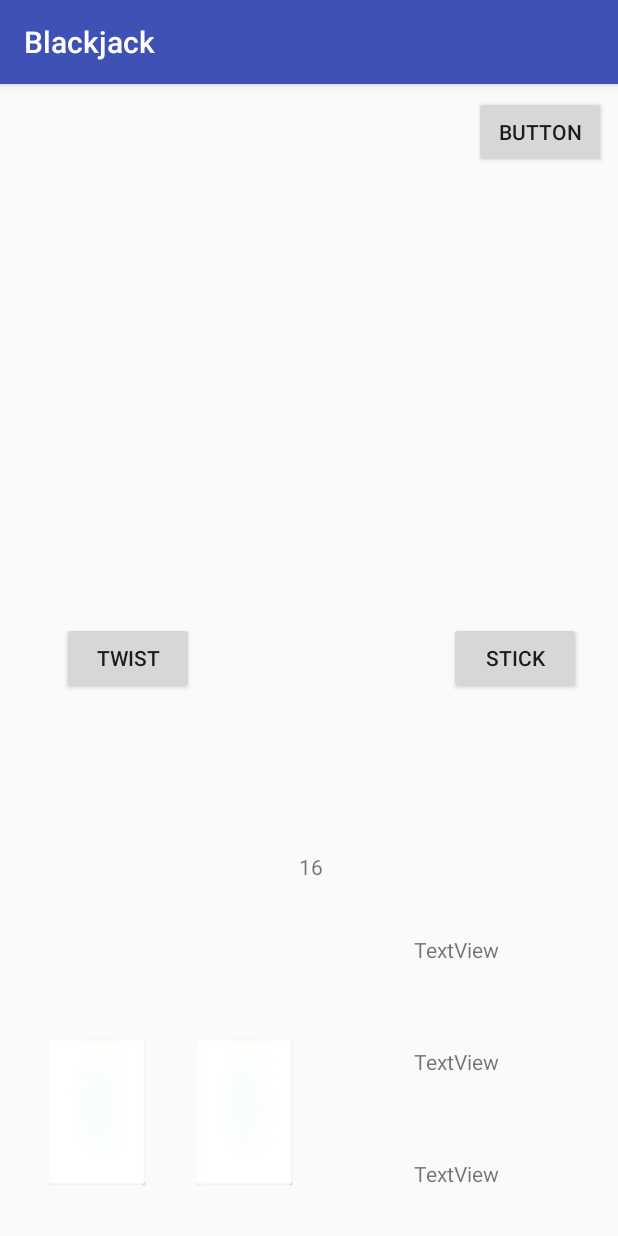
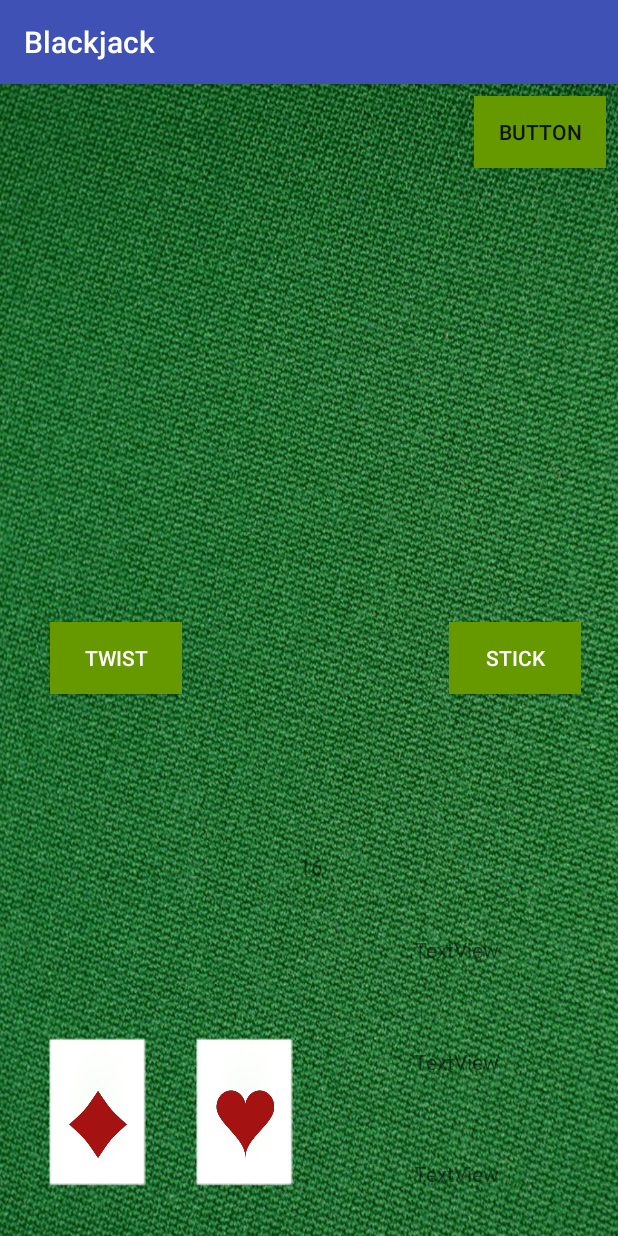
Before and after one commit to robbbowes/Java_Android_Blackjack, an Android app: the screen it shows after launch (BlackjackLauncherActivity), after a tap on "BUTTON", on a phone screen of 412 x 824 dp. Run offline under Robolectric (Android 15) with nearby library versions, the phone set to English and light mode, and no system bars; 2 other taps on this screen came first.

Commit message:
ImageViews populated by player hand

```diff
--- a/app/src/main/java/com/example/user/blackjack/BlackjackLauncherActivity.java
+++ b/app/src/main/java/com/example/user/blackjack/BlackjackLauncherActivity.java
@@ -8,6 +8,7 @@ import android.util.Log;
 import android.view.View;
 import android.widget.Button;
 import android.widget.EditText;
+import android.widget.ImageView;
 import android.widget.TextView;
 import android.widget.Toast;
 
@@ -22,38 +23,70 @@ public class BlackjackLauncherActivity extends AppCompatActivity {
     TextView playerScore;
     TextView winnerDisplay;
     TextView dealerScore;
-
-
+    ImageView firstSuitImage;
+    ImageView secondSuitImage;
 
     @Override
     protected void onCreate(Bundle savedInstanceState) {
         super.onCreate(savedInstanceState);
         setContentView(R.layout.activity_blackjack_launcher);
 
+//        SET UP GAME
+
         blackjackGame = new BlackjackGame();
         blackjackGame.dealToBoth();
+
+//        CREATE AND ADD PICS TO FIRST AND SECOND CARDS BASED ON WHAT PLAYER HAS IN HAND
+
+        firstSuitImage = (ImageView) findViewById(R.id.first_suit_image);
+        String firstCardSuit = blackjackGame.player.getHand().get(0).getSuitString();
+        int firstCardSuitId = getResources().getIdentifier(firstCardSuit, "drawable", getPackageName());
+        firstSuitImage.setImageResource(firstCardSuitId);
+
+
+        secondSuitImage = (ImageView) findViewById(R.id.second_suit_image);
+        String secondCardSuit = blackjackGame.player.getHand().get(1).getSuitString();
+        int secondCardSuitId = getResources().getIdentifier(secondCardSuit, "drawable", getPackageName());
+        secondSuitImage.setImageResource(secondCardSuitId);
+
+//        CREATE BOX FOR PLAYER SCORE
+
         String currentPlayerScore = "" + blackjackGame.player.getHandWorth();
 
         String dealerFirstCard = blackjackGame.dealerPlayer.getHand().get(0).getValue().toString();
         String dealerSecondCard = blackjackGame.dealerPlayer.getHand().get(1).getValue().toString();
+        playerScore = (TextView) findViewById((R.id.player_score));
+        playerScore.setText(currentPlayerScore);
 
         Log.d("Dealer first card: ", dealerFirstCard);
         Log.d("Dealer second card: ", dealerSecondCard);
+
+
+//        CREATE BUTTONS FOR STICK AND TWIST AS WELL AS
 
         twist_button = (Button) findViewById(R.id.twist_button);
         stick_button = (Button) findViewById(R.id.stick_button);
         third_card = (TextView) findViewById(R.id.third_card);
         winnerDisplay = (TextView) findViewById(R.id.winner_display);
-
-        playerScore = (TextView) findViewById((R.id.player_score));
-        playerScore.setText(currentPlayerScore);
+    }
 
 
-    }
 
     public void onClickNewGame(View button) {
         blackjackGame = new BlackjackGame();
         blackjackGame.dealToBoth();
+
+//        REDRAW FIRST AND SECOND CARDS BASED ON NEW CARDS
+
+        String firstCardSuit = blackjackGame.player.getHand().get(0).getSuitString();
+        int firstCardSuitId = getResources().getIdentifier(firstCardSuit, "drawable", getPackageName());
+        firstSuitImage.setImageResource(firstCardSuitId);
+
+        String secondCardSuit = blackjackGame.player.getHand().get(1).getSuitString();
+        int secondCardSuitId = getResources().getIdentifier(secondCardSuit, "drawable", getPackageName());
+        secondSuitImage.setImageResource(secondCardSuitId);
+
+
         String currentPlayerScore = "" + blackjackGame.player.getHandWorth();
 
         String dealerFirstCard = blackjackGame.dealerPlayer.getHand().get(0).getValue().toString();
@@ -67,7 +100,6 @@ public class BlackjackLauncherActivity extends AppCompatActivity {
         playerScore = (TextView) findViewById(R.id.player_score);
         playerScore.setText(newPlayerScore);
 
-//        Clears the dealer and winner textviews
         dealerScore = (TextView) findViewById(R.id.dealer_score);
         dealerScore.setText("");
         winnerDisplay = (TextView) findViewById(R.id.winner_display);
@@ -104,19 +136,11 @@ public class BlackjackLauncherActivity extends AppCompatActivity {
 
     public void onClickStick(View button) {
 
-
         String whoWon = blackjackGame.decideWinnerString();
-
-//        String whoWonString = whoWon.getName();
         winnerDisplay = (TextView) findViewById(R.id.winner_display);
         winnerDisplay.setText(whoWon);
 
         Log.i("Test", "Stick button clicked");
-
-//        Player winnerWinnerChickenDinner = blackjackGame.decideWinner();
-
-//        Card cardDealtToDealer = blackjackGame.dealACardToDealerPlayer();
-
         Log.i("Dealer first card", blackjackGame.dealerPlayer.getHand().get(0).getValue().toString());
         Log.i("Dealer second card", blackjackGame.dealerPlayer.getHand().get(1).getValue().toString());
         Log.i("Dealer hand size:", "" + blackjackGame.dealerPlayer.getHand().size());
@@ -150,4 +174,10 @@ public class BlackjackLauncherActivity extends AppCompatActivity {
 
 
 
+
+
+
+
+
+
 }
--- a/app/src/main/java/com/example/user/blackjack/Card.java
+++ b/app/src/main/java/com/example/user/blackjack/Card.java
@@ -24,4 +24,12 @@ public class Card {
     int getValueRanking() {
         return value.ordinal() + 1;
     }
+
+    String getSuitString() {
+        return suit.toString().toLowerCase();
+    }
+
+    String getValueString() {
+        return value.toString().toLowerCase();
+    }
 }
--- a/app/src/main/res/layout/activity_blackjack_launcher.xml
+++ b/app/src/main/res/layout/activity_blackjack_launcher.xml
@@ -4,7 +4,7 @@
     xmlns:tools="http://schemas.android.com/tools"
     android:layout_width="match_parent"
     android:layout_height="match_parent"
-    android:color="#f0000000"
+    android:background="@drawable/backgroundcolour"
     tools:context="com.example.user.blackjack.BlackjackLauncherActivity">
 
     <ImageView
@@ -29,16 +29,18 @@
 
     <Button
         android:id="@+id/twist_button"
+        style="@style/Widget.AppCompat.Button.Colored"
         android:layout_width="wrap_content"
         android:layout_height="wrap_content"
         android:layout_marginBottom="8dp"
         android:layout_marginLeft="16dp"
         android:layout_marginRight="8dp"
         android:layout_marginTop="8dp"
+        android:background="@android:color/holo_green_dark"
         android:onClick="onClickTwist"
         android:text="@string/twist_button"
         app:layout_constraintBottom_toBottomOf="parent"
-        app:layout_constraintHorizontal_bias="0.085"
+        app:layout_constraintHorizontal_bias="0.058"
         app:layout_constraintLeft_toLeftOf="parent"
         app:layout_constraintRight_toRightOf="parent"
         app:layout_constraintTop_toTopOf="parent"
@@ -46,12 +48,14 @@
 
     <Button
         android:id="@+id/stick_button"
+        style="@style/Widget.AppCompat.Button.Colored"
         android:layout_width="wrap_content"
         android:layout_height="wrap_content"
         android:layout_marginBottom="8dp"
         android:layout_marginLeft="8dp"
         android:layout_marginRight="16dp"
         android:layout_marginTop="8dp"
+        android:background="@android:color/holo_green_dark"
         android:onClick="onClickStick"
         android:text="@string/stick_button"
         app:layout_constraintBottom_toBottomOf="parent"
@@ -137,6 +141,7 @@
         android:layout_height="wrap_content"
         android:layout_marginRight="8dp"
         android:layout_marginTop="8dp"
+        android:background="@android:color/holo_green_dark"
         android:onClick="onClickNewGame"
         android:text="Button"
         app:layout_constraintRight_toRightOf="parent"
@@ -155,4 +160,32 @@
         app:layout_constraintLeft_toLeftOf="parent"
         app:layout_constraintRight_toRightOf="parent"
         app:layout_constraintTop_toTopOf="parent" />
+
+    <ImageView
+        android:id="@+id/first_suit_image"
+        android:layout_width="44dp"
+        android:layout_height="47dp"
+        android:layout_marginBottom="8dp"
+        android:layout_marginLeft="8dp"
+        android:layout_marginRight="8dp"
+        android:layout_marginTop="8dp"
+        app:layout_constraintBottom_toBottomOf="@+id/first_card"
+        app:layout_constraintLeft_toLeftOf="@+id/first_card"
+        app:layout_constraintRight_toRightOf="@+id/first_card"
+        app:layout_constraintTop_toTopOf="@+id/first_card"
+        app:layout_constraintVertical_bias="0.7" />
+
+    <ImageView
+        android:id="@+id/second_suit_image"
+        android:layout_width="44dp"
+        android:layout_height="47dp"
+        android:layout_marginBottom="8dp"
+        android:layout_marginLeft="8dp"
+        android:layout_marginRight="8dp"
+        android:layout_marginTop="8dp"
+        app:layout_constraintBottom_toBottomOf="@+id/second_card"
+        app:layout_constraintLeft_toLeftOf="@+id/second_card"
+        app:layout_constraintRight_toRightOf="@+id/second_card"
+        app:layout_constraintTop_toTopOf="@+id/second_card"
+        app:layout_constraintVertical_bias="0.7" />
 </android.support.constraint.ConstraintLayout>
```
Also changed, not shown: app/src/main/res/drawable/clubs.png (added), app/src/main/res/drawable/diamonds.png (added), app/src/main/res/drawable/hearts.png (added), app/src/main/res/drawable/spades.png (added), 2 other files.
